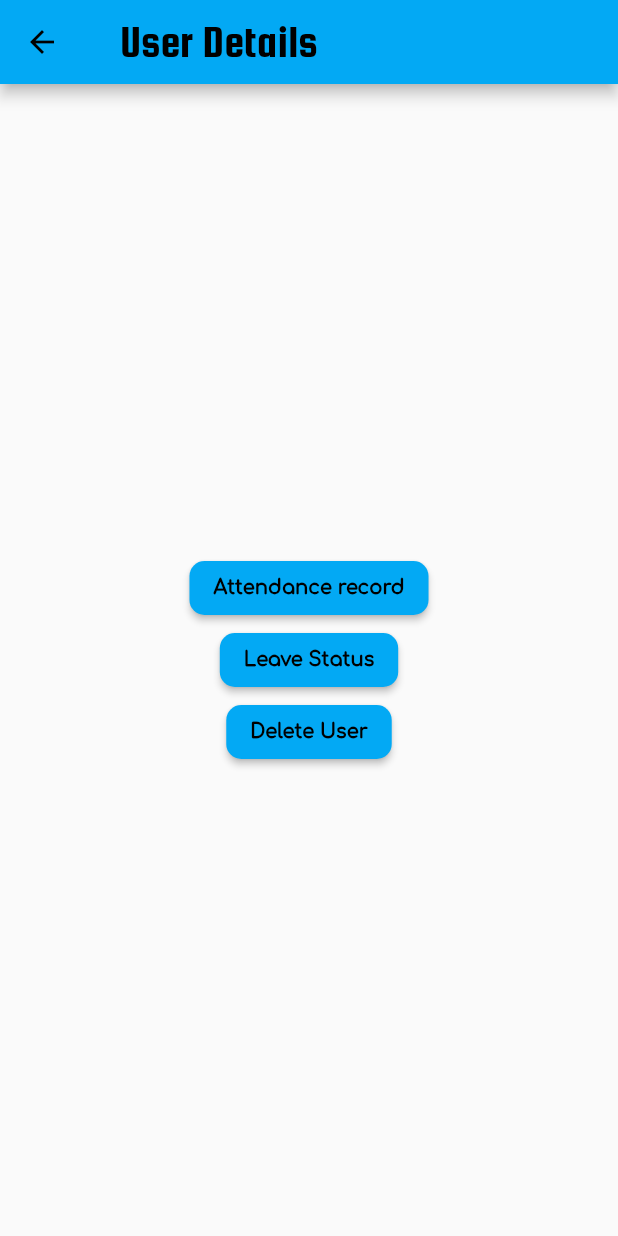
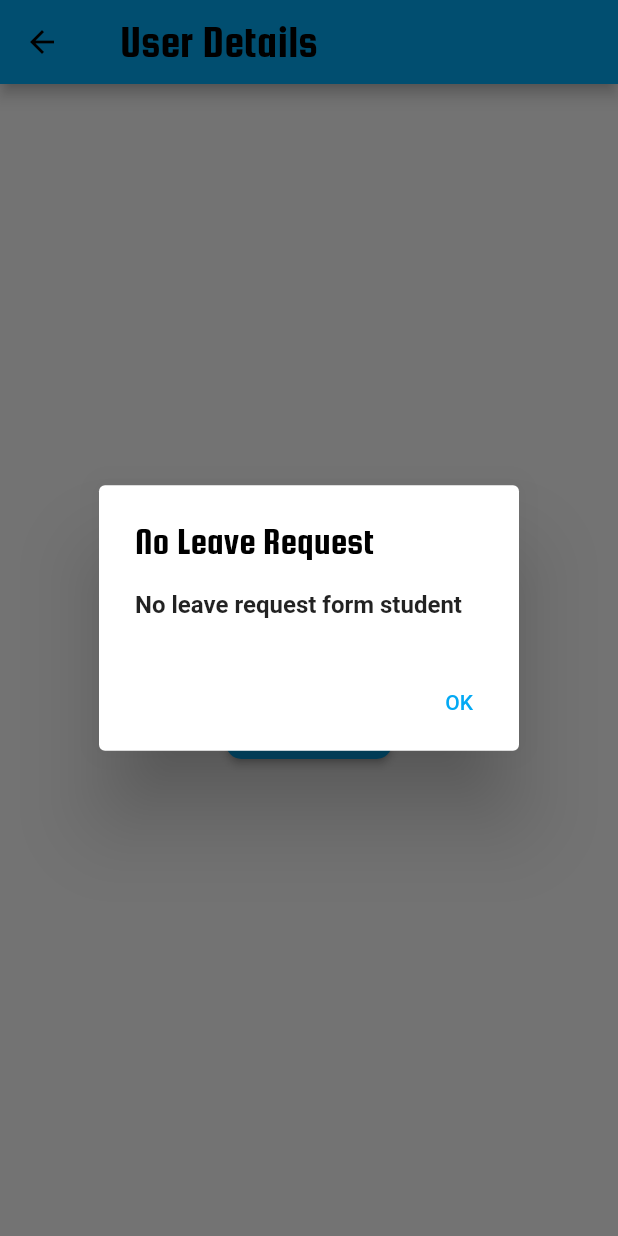
Before and after one commit to UMChannar/Attendance-System, a Flutter app: the AdminUserDetailsScreen screen opened by its route, after a tap on "Leave Status", on a phone screen of 412 x 824 dp. Run offline on Flutter 3.47's test engine with Material 2 defaults, Android fonts, the phone set to English and light mode, and no system bars; our stand-ins replace cloud_firestore, firebase_auth, firebase_core; accounts and stored records are empty.

Commit message:
Leave accepted and rejected feature done

```diff
--- a/lib/admin/admin_user_details_screen.dart
+++ b/lib/admin/admin_user_details_screen.dart
@@ -1,5 +1,6 @@
 import 'package:attendence_management/admin/admin_user_atten_screen.dart';
 import 'package:attendence_management/storage/attendance_record_admin.dart';
+import 'package:attendence_management/storage/user_leave_admin.dart';
 import 'package:flutter/material.dart';
 
 class AdminUserDetailsScreen extends StatefulWidget {
@@ -56,7 +57,13 @@ class _AdminUserDetailsScreenState extends State<AdminUserDetailsScreen> {
                 arguments: args,
               );
             }, 'Attendance record', context),
-            button(() {}, 'Leave Status', context),
+            button(() {
+              decisionForLeave(
+                'leave',
+                context,
+                args,
+              );
+            }, 'Leave Status', context),
             button(() {}, 'Delete User', context),
           ],
         ),
--- a/lib/storage/mark_attendance_user.dart
+++ b/lib/storage/mark_attendance_user.dart
@@ -18,7 +18,7 @@ Future<void> Attendece(String atten, BuildContext context) async {
         await attendanceRef.where('date', isEqualTo: currentDate).get();
     if (attendanceQuery.docs.isNotEmpty) {
       ScaffoldMessenger.of(context).showSnackBar(
-        SnackBar(
+        const SnackBar(
           content: Text('Attendance Already Marked'),
           duration: Duration(seconds: 1),
         ),
@@ -32,7 +32,7 @@ Future<void> Attendece(String atten, BuildContext context) async {
         },
       );
       ScaffoldMessenger.of(context).showSnackBar(
-        SnackBar(
+        const SnackBar(
           content: Text('Attendance Marked'),
           duration: Duration(seconds: 1),
         ),
--- a/lib/storage/profile_info_user.dart
+++ b/lib/storage/profile_info_user.dart
@@ -79,7 +79,7 @@ Widget newMethod(ProfileInfo profileInfo, BuildContext context) {
           fillColor: Colors.grey,
           border: OutlineInputBorder(
             borderRadius: BorderRadius.circular(10),
-            borderSide: BorderSide(
+            borderSide: const BorderSide(
               color: Colors.black,
             ),
           ),
@@ -108,7 +108,7 @@ Widget newMethod(ProfileInfo profileInfo, BuildContext context) {
           fillColor: Colors.grey,
           border: OutlineInputBorder(
             borderRadius: BorderRadius.circular(10),
-            borderSide: BorderSide(
+            borderSide: const BorderSide(
               color: Colors.black,
             ),
           ),
@@ -137,7 +137,7 @@ Widget newMethod(ProfileInfo profileInfo, BuildContext context) {
           fillColor: Colors.grey,
           border: OutlineInputBorder(
             borderRadius: BorderRadius.circular(10),
-            borderSide: BorderSide(
+            borderSide: const BorderSide(
               color: Colors.black,
             ),
           ),
--- /dev/null
+++ b/lib/storage/user_leave_admin.dart
@@ -0,0 +1,193 @@
+import 'package:cloud_firestore/cloud_firestore.dart';
+import 'package:flutter/material.dart';
+
+Future<void> leaveDecision(
+    String leave, BuildContext context, String uid) async {
+  final userRef = FirebaseFirestore.instance.collection('users').doc(uid);
+  final userDoc = await userRef.get();
+
+  if (userDoc.exists) {
+    final currentDate = DateTime.now().toLocal().toString().substring(0, 10);
+    final leaveRef = userRef.collection('leave');
+    final leaveQuery = await leaveRef
+        .where('date', isEqualTo: currentDate)
+        .where('Leave', isEqualTo: 'Accepted')
+        .get();
+    final leaveNotQuery = await leaveRef
+        .where('date', isEqualTo: currentDate)
+        .where('Leave', isEqualTo: 'leave')
+        .get();
+    final leaveRejectedQuery = await leaveRef
+        .where('date', isEqualTo: currentDate)
+        .where('Leave', isEqualTo: 'Rejected')
+        .get();
+
+    if (leaveQuery.docs.isNotEmpty) {
+      showDialog(
+        context: context,
+        builder: (BuildContext context) => AlertDialog(
+          title: const Text('Leave Request Accepted'),
+          content: const Text(
+            'Leave Request has already been accepted',
+            style: TextStyle(
+              fontWeight: FontWeight.bold,
+            ),
+          ),
+          actions: [
+            TextButton(
+              child: const Text('OK'),
+              onPressed: () => Navigator.pop(context),
+            ),
+          ],
+        ),
+      );
+    } else if (leaveNotQuery.docs.isNotEmpty) {
+      showDialog(
+        context: context,
+        builder: (BuildContext context) => AlertDialog(
+          title: const Text('Leave Request Received'),
+          content: const Text(
+            'Leave request received',
+            style: TextStyle(
+              fontWeight: FontWeight.bold,
+            ),
+          ),
+          actions: [
+            TextButton(
+              child: const Text(
+                'Accept',
+                style: TextStyle(
+                  color: Colors.green,
+                ),
+              ),
+              onPressed: () async {
+                var aceeptQuery =
+                    await leaveRef.where('date', isEqualTo: currentDate).get();
+                if (aceeptQuery.docs.isNotEmpty) {
+                  for (final doc in aceeptQuery.docs) {
+                    try {
+                      await doc.reference.set(
+                        {'Leave': 'Accepted'},
+                        SetOptions(
+                          merge: true,
+                        ),
+                      );
+                    } on FirebaseException catch (e) {
+                      ScaffoldMessenger.of(context).showSnackBar(
+                        SnackBar(
+                          duration: const Duration(seconds: 1),
+                          content: Text(e.message!),
+                        ),
+                      );
+                    }
+                  }
+                }
+                Navigator.pop(context);
+              },
+            ),
+            //  ------------------------------------------------------------------
+            TextButton(
+              child: const Text(
+                'Reject',
+                style: TextStyle(
+                  color: Colors.red,
+                ),
+              ),
+              onPressed: () async {
+                var aceeptQuery =
+                    await leaveRef.where('date', isEqualTo: currentDate).get();
+                if (aceeptQuery.docs.isNotEmpty) {
+                  for (final doc in aceeptQuery.docs) {
+                    try {
+                      await doc.reference.set(
+                        {'Leave': 'Rejected'},
+                        SetOptions(
+                          merge: true,
+                        ),
+                      );
+                    } on FirebaseException catch (e) {
+                      ScaffoldMessenger.of(context).showSnackBar(
+                        SnackBar(
+                          duration: const Duration(seconds: 1),
+                          content: Text(e.message!),
+                        ),
+                      );
+                    }
+                  }
+                }
+                Navigator.pop(context);
+              },
+            ),
+          ],
+        ),
+      );
+    } else if (leaveRejectedQuery.docs.isNotEmpty) {
+      showDialog(
+        context: context,
+        builder: (BuildContext context) => AlertDialog(
+          title: const Text('Leave Request Rejected'),
+          content: const Text(
+            'Leave Request has already been rejected',
+            style: TextStyle(
+              fontWeight: FontWeight.bold,
+            ),
+          ),
+          actions: [
+            TextButton(
+              child: const Text('OK'),
+              onPressed: () => Navigator.pop(context),
+            ),
+          ],
+        ),
+      );
+    } else {
+      showDialog(
+        context: context,
+        builder: (BuildContext context) => AlertDialog(
+          title: const Text('No Leave Request'),
+          content: const Text(
+            'No leave request form student',
+            style: TextStyle(
+              fontWeight: FontWeight.bold,
+            ),
+          ),
+          actions: [
+            TextButton(
+              child: const Text('OK'),
+              onPressed: () => Navigator.pop(context),
+            ),
+          ],
+        ),
+      );
+    }
+  } else {
+    showDialog(
+      context: context,
+      builder: (BuildContext context) => AlertDialog(
+        title: const Text('Error'),
+        content: const Text('User not found'),
+        actions: [
+          TextButton(
+            child: const Text('OK'),
+            onPressed: () => Navigator.pop(context),
+          ),
+        ],
+      ),
+    );
+  }
+}
+
+Future<void> decisionForLeave(
+    String leave, BuildContext context, String uid) async {
+  try {
+    await leaveDecision(leave, context, uid);
+  } on FirebaseException catch (e) {
+    ScaffoldMessenger.of(context).showSnackBar(
+      SnackBar(
+        duration: const Duration(seconds: 1),
+        content: Text(e.message!),
+      ),
+    );
+    Navigator.pop(context);
+  }
+}
```
